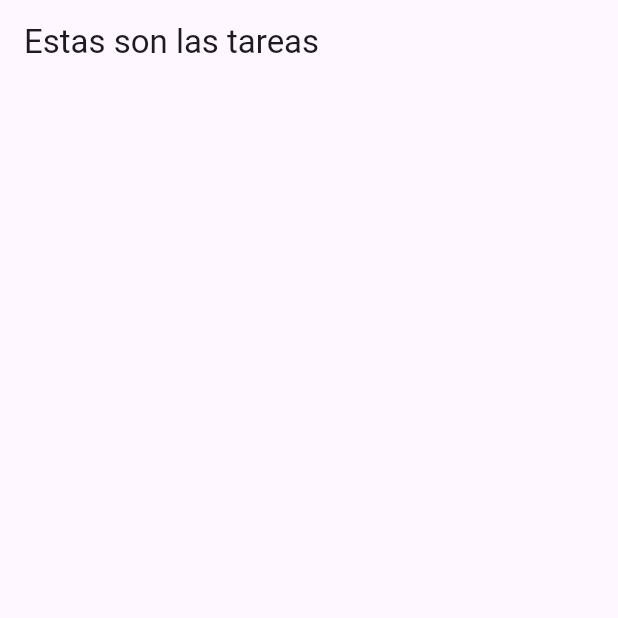
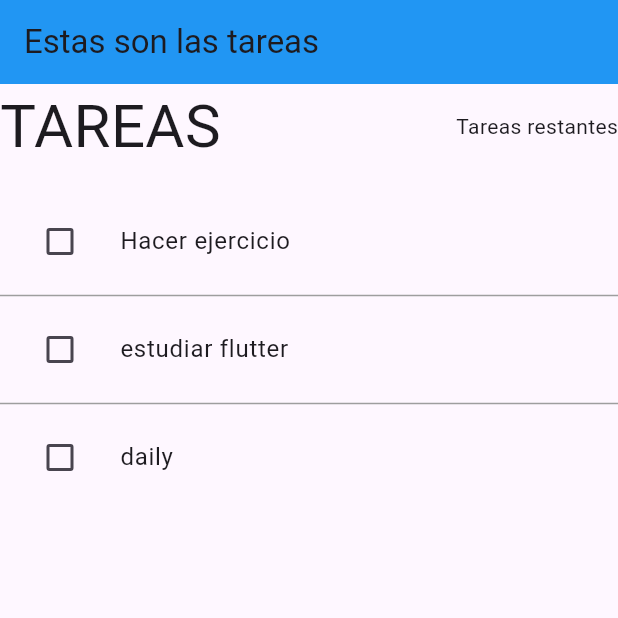
Before and after one commit to jfg0029/TODO_App_Flutter_Bloc_Cubit, a Flutter app: the screen it shows after launch, on a phone screen of 412 x 824 dp, the top half of it. Run offline on Flutter 3.47's test engine with Material 3 defaults, Android fonts, the phone set to English and light mode, and no system bars; our stand-ins replace bloc, flutter_bloc.

Commit message:
Añadida lista de tareas, widget todo_header, show_atodos_widget y todo_item_widget

```diff
--- /dev/null
+++ b/devtools_options.yaml
@@ -0,0 +1,3 @@
+description: This file stores settings for Dart & Flutter DevTools.
+documentation: https://docs.flutter.dev/tools/devtools/extensions#configure-extension-enablement-states
+extensions:
--- /dev/null
+++ b/lib/cubits/cubit/todo_list_cubit.dart
@@ -0,0 +1,9 @@
+import 'package:bloc/bloc.dart';
+import 'package:meta/meta.dart';
+import 'package:todo_app_cubit/models/todo_model.dart';
+
+part 'todo_list_state.dart';
+
+class TodoListCubit extends Cubit<TodoListState> {
+  TodoListCubit() : super(TodoListState.initial());
+}
--- /dev/null
+++ b/lib/cubits/cubit/todo_list_state.dart
@@ -0,0 +1,21 @@
+part of 'todo_list_cubit.dart';
+
+class TodoListState {
+  final List<TodoModel> todos;
+
+  TodoListState({required this.todos});
+
+  factory TodoListState.initial() {
+    return TodoListState(
+      todos: [
+        TodoModel(id: "1", desc: "Hacer ejercicio"),
+        TodoModel(id: "2", desc: "estudiar flutter"),
+        TodoModel(id: "3", desc: "daily"),
+      ],
+    );
+  }
+
+  TodoListState copyWith({List<TodoModel>? todos}) {
+    return TodoListState(todos: todos ?? this.todos);
+  }
+}
--- a/lib/main.dart
+++ b/lib/main.dart
@@ -1,4 +1,6 @@
 import 'package:flutter/material.dart';
+import 'package:flutter_bloc/flutter_bloc.dart';
+import 'package:todo_app_cubit/cubits/cubit/todo_list_cubit.dart';
 import 'package:todo_app_cubit/pages/home_screen.dart';
 
 void main() => runApp(const MyApp());
@@ -8,9 +10,11 @@ class MyApp extends StatelessWidget {
 
   @override
   Widget build(BuildContext context) {
-    return MaterialApp(
-      title: 'Material App',
+    return BlocProvider<TodoListCubit>(
+      create: (context) => TodoListCubit(),
+      child: MaterialApp(title: 'Material App',
       home: HomeScreen(),
+      ),
     );
   }
 }
--- a/lib/pages/home_screen.dart
+++ b/lib/pages/home_screen.dart
@@ -1,4 +1,5 @@
 import 'package:flutter/material.dart';
+import 'package:todo_app_cubit/widgets/show_todos_widget.dart';
 import 'package:todo_app_cubit/widgets/todo_header_widget.dart';
 
 class HomeScreen extends StatelessWidget {
@@ -7,11 +8,13 @@ const HomeScreen({ Key? key }) : super(key: key);
   @override
   Widget build(BuildContext context){
     return Scaffold(
-      appBar: AppBar(title: Text("Estas son las tareas")),
+      appBar: AppBar(title: Text("Estas son las tareas"), backgroundColor: Colors.blue,),
       body: SingleChildScrollView(
         child: Column(
           children: [
             TodoHeaderWidget(),
+            SizedBox(height: 20,),
+            ShowTodosWidget(),
 
           ],
         ),
--- /dev/null
+++ b/lib/widgets/show_todos_widget.dart
@@ -0,0 +1,28 @@
+import 'package:flutter/material.dart';
+import 'package:flutter_bloc/flutter_bloc.dart';
+import 'package:todo_app_cubit/cubits/cubit/todo_list_cubit.dart';
+import 'package:todo_app_cubit/widgets/todo_item_widget.dart';
+
+class ShowTodosWidget extends StatelessWidget {
+const ShowTodosWidget({ Key? key }) : super(key: key);
+
+  @override
+  Widget build(BuildContext context){
+    return BlocBuilder<TodoListCubit, TodoListState>(
+      builder: (context, state) {
+        return ListView.separated(
+          shrinkWrap: true,
+          separatorBuilder: (BuildContext context, int index) {
+            return Divider(color: Colors.grey,
+            );
+          },
+          itemCount: state.todos.length,
+          itemBuilder: (context, index){
+            return TodoItemWidget(todo: state.todos[index],
+            );
+          },
+        );
+      },
+    );
+  }
+}
--- a/lib/widgets/todo_header_widget.dart
+++ b/lib/widgets/todo_header_widget.dart
@@ -5,6 +5,13 @@ const TodoHeaderWidget({ Key? key }) : super(key: key);
 
   @override
   Widget build(BuildContext context){
-    return Container();
+    return Row(
+      mainAxisAlignment: MainAxisAlignment.spaceBetween,
+      children: [
+        Text("TAREAS", style: TextStyle(fontSize: 40.0),
+        ),
+        Text("Tareas restantes"),
+      ],
+    );
   }
 }
--- /dev/null
+++ b/lib/widgets/todo_item_widget.dart
@@ -0,0 +1,18 @@
+import 'package:flutter/material.dart';
+import 'package:todo_app_cubit/models/todo_model.dart';
+
+class TodoItemWidget extends StatelessWidget {
+  final TodoModel todo;
+  const TodoItemWidget({Key? key, required this.todo}) : super(key: key);
+
+  @override
+  Widget build(BuildContext context) {
+    return ListTile(
+      onTap: () {},
+      leading: Checkbox(value: todo.completed,
+      onChanged: (bool? checked) {},
+      ),
+      title: Text(todo.desc),
+    );
+  }
+}
--- a/pubspec.yaml
+++ b/pubspec.yaml
@@ -34,6 +34,7 @@ dependencies:
   # The following adds the Cupertino Icons font to your application.
   # Use with the CupertinoIcons class for iOS style icons.
   cupertino_icons: ^1.0.8
+  flutter_bloc: ^9.1.0
 
 dev_dependencies:
   flutter_test:
```
Also changed, not shown: pubspec.lock.
